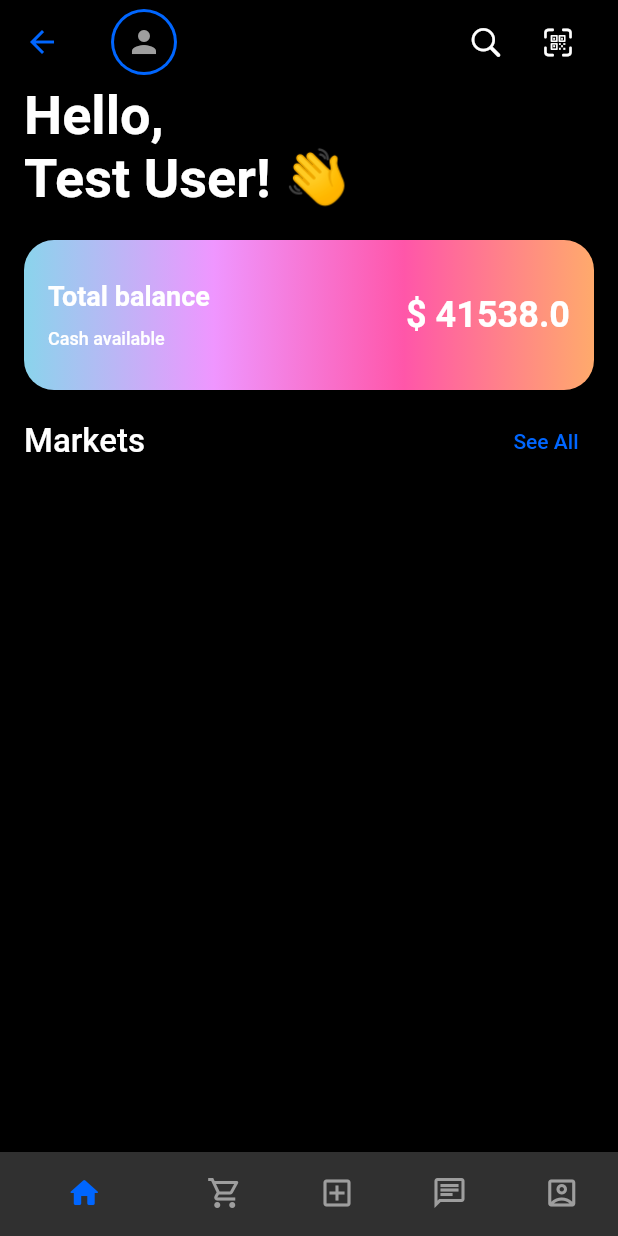
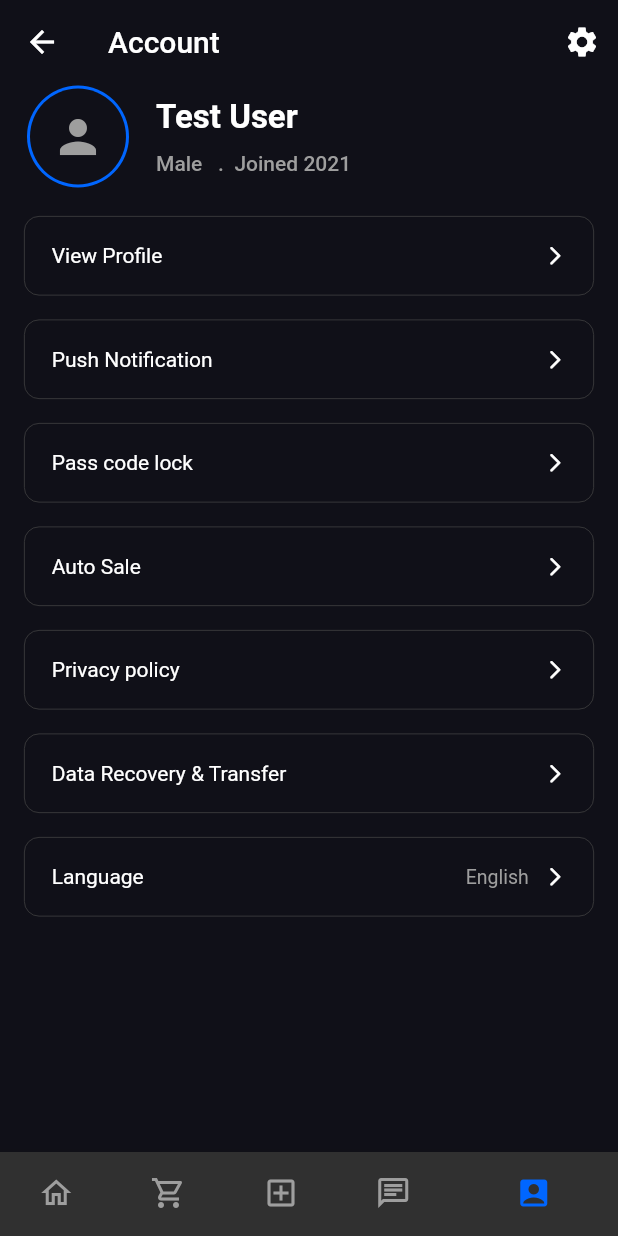
Before and after one commit to askabdulhaseeb/wuu-wallet-crypto, a Flutter app: the MainScreen screen opened by its route, on a phone screen of 412 x 824 dp. Run offline on Flutter 3.47's test engine with Material 2 defaults, Android fonts, the light colour scheme and no system bars; our stand-ins replace cloud_firestore, extended_image, firebase_auth, firebase_core, introduction_screen, pin_code_fields; accounts and stored records are empty.

Commit message:
profile screen UI complete

```diff
--- a/lib/providers/app_provider.dart
+++ b/lib/providers/app_provider.dart
@@ -1,7 +1,7 @@
 import 'package:flutter/material.dart';
 
 class AppProvider extends ChangeNotifier {
-  int _currentIndex = 0;
+  int _currentIndex = 4;
   bool _isMute = true;
   void onTabTapped(int index) {
     _currentIndex = index;
--- a/lib/providers/app_theme.dart
+++ b/lib/providers/app_theme.dart
@@ -32,9 +32,8 @@ class AppThemes {
     appBarTheme: const AppBarTheme(
       color: Colors.transparent,
       elevation: 0,
-      iconTheme: IconThemeData(color: _primary),
     ),
-    scaffoldBackgroundColor: Colors.black,
+    scaffoldBackgroundColor: const Color(0xFF101018),
     primaryColor: _primary,
     iconTheme: const IconThemeData(color: Colors.white),
     dividerTheme: const DividerThemeData(color: Colors.grey, thickness: 0.5),
@@ -55,7 +54,6 @@ class AppThemes {
     appBarTheme: const AppBarTheme(
       color: Colors.transparent,
       elevation: 0,
-      iconTheme: IconThemeData(color: _primary),
     ),
     scaffoldBackgroundColor: Colors.white,
     primaryColor: _primary,
--- /dev/null
+++ b/lib/screens/main_pages/profile_page.dart
@@ -0,0 +1,58 @@
+import 'package:flutter/cupertino.dart';
+import 'package:flutter/material.dart';
+import 'package:provider/provider.dart';
+
+import '../../providers/user_provider.dart';
+import '../../widget/custom_widgets/circular_profile_image.dart';
+import '../../widget/custom_widgets/title_clickable_tile.dart';
+import '../../widget/profile/user_profile_info_card.dart';
+
+class ProfilePage extends StatelessWidget {
+  const ProfilePage({Key? key}) : super(key: key);
+
+  @override
+  Widget build(BuildContext context) {
+    return Scaffold(
+      appBar: AppBar(
+        title: const Text('Account'),
+        actions: <Widget>[
+          IconButton(
+            onPressed: () {},
+            icon: const Icon(Icons.settings),
+          ),
+        ],
+      ),
+      body: Consumer<UserProvider>(
+          builder: (BuildContext context, UserProvider userPro, _) {
+        return Padding(
+          padding: const EdgeInsets.symmetric(horizontal: 16),
+          child: SingleChildScrollView(
+            child: Column(
+              children: <Widget>[
+                UserProfileInfoCard(user: userPro.currentUser),
+                const SizedBox(height: 10),
+                TitleClickableTile(title: 'View Profile', onTap: () {}),
+                TitleClickableTile(title: 'Push Notification', onTap: () {}),
+                TitleClickableTile(title: 'Pass code lock', onTap: () {}),
+                TitleClickableTile(title: 'Auto Sale', onTap: () {}),
+                TitleClickableTile(title: 'Privacy policy', onTap: () {}),
+                TitleClickableTile(
+                  title: 'Data Recovery & Transfer',
+                  onTap: () {},
+                ),
+                TitleClickableTile(
+                  title: 'Language',
+                  trailing: const Text(
+                    'English',
+                    style: TextStyle(color: Colors.grey, fontSize: 13),
+                  ),
+                  onTap: () {},
+                ),
+              ],
+            ),
+          ),
+        );
+      }),
+    );
+  }
+}
--- a/lib/screens/main_screen/main_screen.dart
+++ b/lib/screens/main_screen/main_screen.dart
@@ -3,6 +3,7 @@ import 'package:provider/provider.dart';
 
 import '../../providers/app_provider.dart';
 import '../main_pages/home_page.dart';
+import '../main_pages/profile_page.dart';
 import 'main_bottom_navigation_bar.dart';
 
 class MainScreen extends StatelessWidget {
@@ -14,7 +15,7 @@ class MainScreen extends StatelessWidget {
     Text('BetScreen()'),
     Text('AddPage()'),
     Text('MessagePage()'),
-    Text('MyProdilePage()'),
+    ProfilePage(),
   ];
 
   @override
--- /dev/null
+++ b/lib/widget/custom_widgets/title_clickable_tile.dart
@@ -0,0 +1,44 @@
+import 'package:flutter/material.dart';
+
+class TitleClickableTile extends StatelessWidget {
+  const TitleClickableTile({
+    required this.title,
+    required this.onTap,
+    this.trailing,
+    Key? key,
+  }) : super(key: key);
+  final String title;
+  final VoidCallback onTap;
+  final Widget? trailing;
+
+  @override
+  Widget build(BuildContext context) {
+    return Padding(
+      padding: const EdgeInsets.symmetric(vertical: 8),
+      child: InkWell(
+        onTap: onTap,
+        borderRadius: BorderRadius.circular(10),
+        child: Container(
+          width: double.infinity,
+          padding: const EdgeInsets.all(18),
+          decoration: BoxDecoration(
+            border: Border.all(
+              color: Colors.grey.shade800,
+              width: 0.5,
+            ),
+            borderRadius: BorderRadius.circular(10),
+          ),
+          child: Row(
+            children: <Widget>[
+              Text(title),
+              const Spacer(),
+              if (trailing != null) trailing!,
+              const SizedBox(width: 10),
+              const Icon(Icons.arrow_forward_ios_rounded, size: 15)
+            ],
+          ),
+        ),
+      ),
+    );
+  }
+}
--- /dev/null
+++ b/lib/widget/profile/user_profile_info_card.dart
@@ -0,0 +1,47 @@
+import 'package:flutter/material.dart';
+
+import '../../models/app_user.dart';
+import '../custom_widgets/circular_profile_image.dart';
+
+class UserProfileInfoCard extends StatelessWidget {
+  const UserProfileInfoCard({required this.user, Key? key}) : super(key: key);
+  final AppUser user;
+
+  @override
+  Widget build(BuildContext context) {
+    return SizedBox(
+      height: 70,
+      child: Row(
+        children: <Widget>[
+          CircularProfileImage(
+            imageURL: user.imageURL,
+            radius: 36,
+          ),
+          const SizedBox(width: 16),
+          Column(
+            mainAxisAlignment: MainAxisAlignment.spaceEvenly,
+            crossAxisAlignment: CrossAxisAlignment.start,
+            children: <Widget>[
+              Text(
+                user.name,
+                maxLines: 1,
+                overflow: TextOverflow.ellipsis,
+                style: const TextStyle(
+                  fontWeight: FontWeight.w600,
+                  fontSize: 22,
+                ),
+              ),
+              const Text(
+                'Male   .  Joined 2021',
+                style: TextStyle(
+                  fontWeight: FontWeight.w500,
+                  color: Colors.grey,
+                ),
+              ),
+            ],
+          )
+        ],
+      ),
+    );
+  }
+}
```
